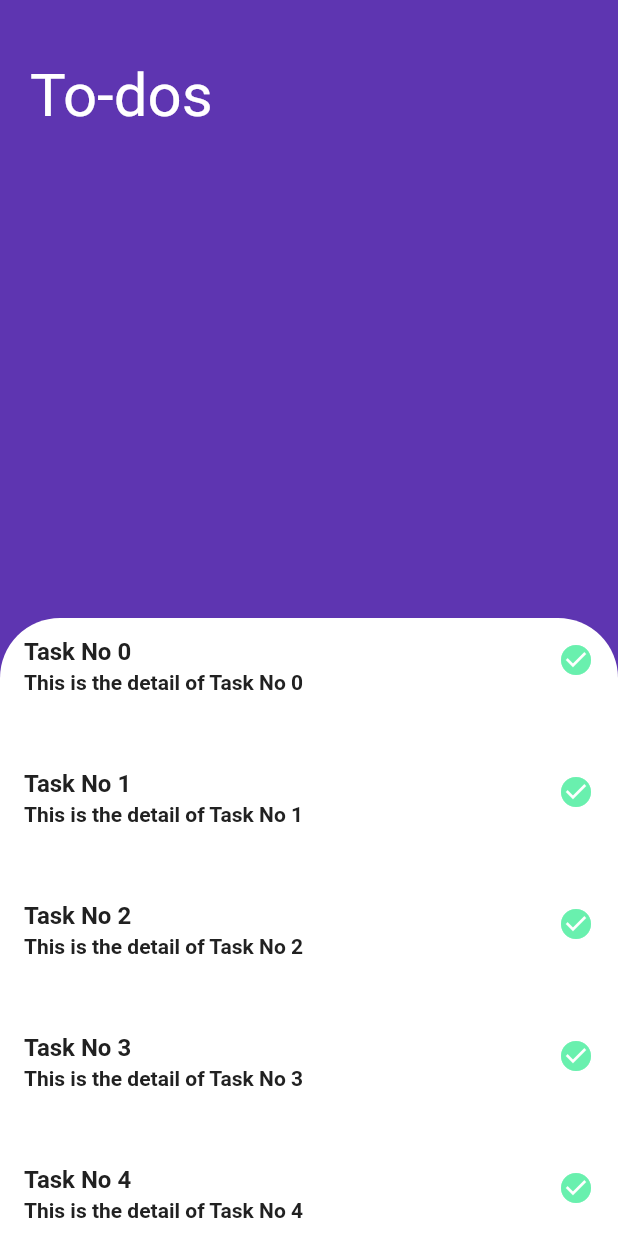
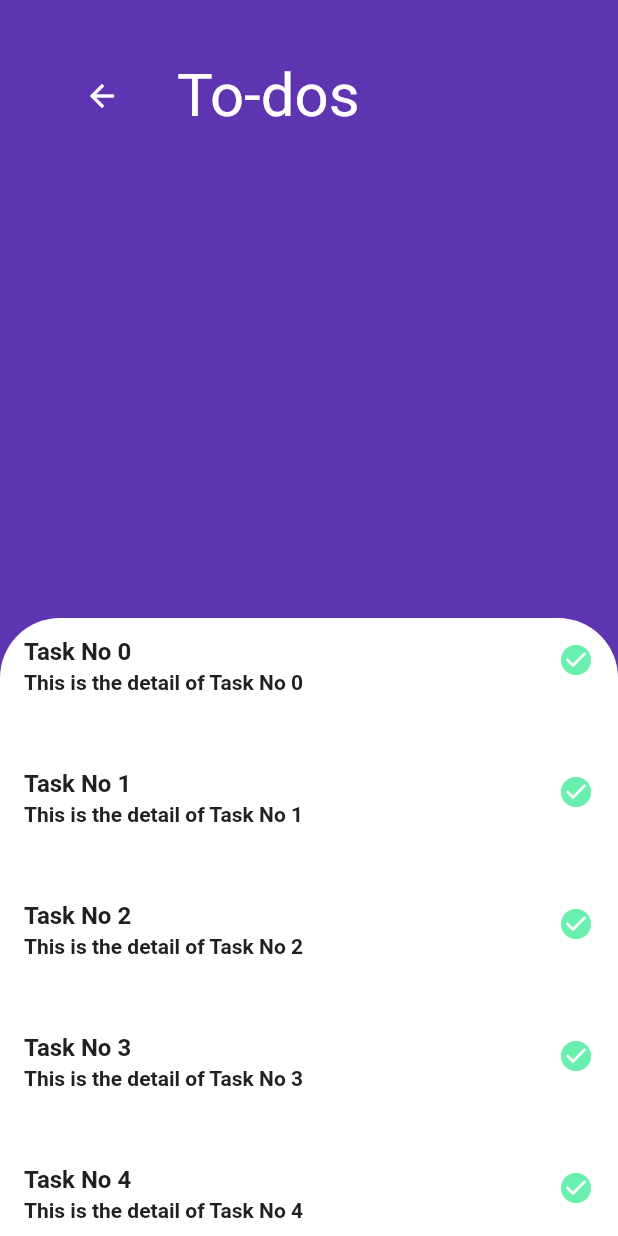
Before and after one commit to sharan-rohit-raj/jaldiio, a Flutter app: the screen it shows once a user with an empty profile is signed in, after a tap on "To-Do List", on a phone screen of 412 x 824 dp. Run offline on Flutter 3.47's test engine with Material 2 defaults, Android fonts, the phone set to English and light mode, and no system bars; our stand-ins replace carousel_slider, firebase_auth, flutter_spinkit, simple_animations; accounts and stored records are empty; network calls fail.

Commit message:
Loading widget added for SignUpPage and LoginPage. Final check for android and iOS capability done.

```diff
--- a/lib/LoginPage.dart
+++ b/lib/LoginPage.dart
@@ -1,6 +1,7 @@
 import 'package:flutter/material.dart';
 import 'package:jaldiio/ForgotPassword.dart';
 import 'package:jaldiio/Services/auth.dart';
+import 'package:jaldiio/Shared/Loading.dart';
 import 'package:jaldiio/SignUpPage.dart';
 import './Animation/FadeAnimation.dart';
 
@@ -20,10 +21,11 @@ class _LoginPageState extends State<LoginPage> {
   String email_id = " ";
   String password = " ";
   String error = '';
+  bool load = false;
 
   @override
   Widget build(BuildContext context) {
-    return Scaffold(
+    return load == true ? Loading() : Scaffold(
       resizeToAvoidBottomInset: false,
 
       body: Container(
@@ -181,11 +183,17 @@ class _LoginPageState extends State<LoginPage> {
                         ),),
                       onPressed: () async{
                           if(_formKey.currentState.validate()){
-
+                            setState(() {
+                              load = true;
+                            });
                             dynamic result = await _auth.signinWithEmailAndPassword(email_id, password);
 
                             if(result == null){
-                              setState(() => error = 'Oh..Oh that seems to be incorrect. Please try again.');
+                              setState(() {
+                                error = 'Oh..Oh that seems to be incorrect. Please try again.';
+                                load = false;
+                              });
+
                             }
                           }
                       },
--- a/lib/SignUpPage.dart
+++ b/lib/SignUpPage.dart
@@ -1,8 +1,10 @@
 import 'package:flutter/material.dart';
 import 'package:jaldiio/LoginPage.dart';
 import 'package:jaldiio/Services/auth.dart';
+import 'package:jaldiio/Shared/Loading.dart';
 import 'package:jaldiio/WelcomePage.dart';
 import './Animation/FadeAnimation.dart';
+import 'dart:developer';
 
 class SignUpPage extends StatefulWidget {
 
@@ -21,9 +23,11 @@ class _SignUpPageState extends State<SignUpPage> {
   String email_id = " ";
   String password = " ";
   String error = '';
+  bool load = false;
+
   @override
   Widget build(BuildContext context) {
-    return Scaffold(
+    return load == true? Loading() : Scaffold(
       resizeToAvoidBottomInset: false,
       backgroundColor: Color(0xff24146d),
       body: Container(
@@ -55,19 +59,37 @@ class _SignUpPageState extends State<SignUpPage> {
                         ),
                       ),
                     ),
-                    BackButton(
-                      color: Colors.white,
-                      onPressed: (){
-                          widget.toggleView();
-                      },
-                    ),
+
+//                    BackButton(
+//                      color: Colors.white,
+//                      onPressed: (){
+////                          widget.toggleView();
+//                      print("stop clicking me!");
+//                      },
+
                 ],
 
               ),
             ),
 
+
+            Padding(
+              padding: EdgeInsets.fromLTRB(20, 0, 0, 0),
+              child: FadeAnimation(
+                1,
+                RaisedButton.icon(
+                  onPressed: () {widget.toggleView();},
+                  icon: Icon(Icons.arrow_back, color: Colors.white,),
+                  label: Text("Back", style: TextStyle(color: Colors.white)),
+                  color: Colors.deepPurpleAccent[200],
+                  shape: RoundedRectangleBorder(
+                    borderRadius: BorderRadius.circular(18.0),
+                  ),
+                ),
+              ),
+            ),
             SizedBox(
-              height:20,
+              height: 40,
             ),
 
             Padding(
@@ -75,6 +97,7 @@ class _SignUpPageState extends State<SignUpPage> {
                 child: Column(
                   crossAxisAlignment: CrossAxisAlignment.start,
                   children: <Widget>[
+
                     FadeAnimation(
                       1,
                       Text(
@@ -113,6 +136,7 @@ class _SignUpPageState extends State<SignUpPage> {
                                     border:InputBorder.none,
                                     hintText: "Email ID",
                                     hintStyle: TextStyle(color: Colors.grey)
+
                                 ),
                                 validator: (val) => val.isEmpty ? 'Enter an Email ID' : null,
                                 onChanged: (val){
@@ -187,15 +211,17 @@ class _SignUpPageState extends State<SignUpPage> {
                         ),),
                       onPressed: () async {
                           if(_formKey.currentState.validate()){
+                            setState(() {
+                              load = true;
+                            });
                             dynamic result = await _auth.registerWithEmailAndPassword(email_id, password);
 
                             if(result == null){
-                              setState(() => error = 'Please supply a valid email');
-                            }else{
-                                Navigator.push(
-                                  context,
-                                  MaterialPageRoute(builder: (context) => WelcomePage()),
-                                );
+                              setState(() {
+                                load = false;
+                                error = 'Please supply a valid email';
+                              });
+
                             }
 
 
@@ -211,6 +237,7 @@ class _SignUpPageState extends State<SignUpPage> {
                         style: TextStyle(color: Colors.red, fontSize: 14.0),
                       ),
                     ),
+
                   ],
                 )
 
--- a/lib/ToDoList.dart
+++ b/lib/ToDoList.dart
@@ -1,4 +1,6 @@
+import 'package:flutter/cupertino.dart';
 import 'package:flutter/material.dart';
+import 'package:jaldiio/Animation/FadeAnimation.dart';
 
 class ToDoList extends StatefulWidget {
   @override
@@ -16,8 +18,31 @@ class _ToDoListState extends State<ToDoList> {
         children: <Widget>[
           Container(
         ),
+          SizedBox(
+            height: 40,
+          ),
           Positioned(
-            child: Text("To-dos", style: TextStyle(color: Colors.white, fontSize: 40), ),
+            child: Row(
+
+              children: <Widget>[
+                Padding(
+                  padding: EdgeInsets.fromLTRB(10, 0, 0, 0),
+                  child: FadeAnimation(
+                    1,
+                    FlatButton.icon(
+                      onPressed: () {Navigator.pop(context);},
+                      icon: Icon(Icons.arrow_back, color: Colors.white,),
+                      label: Text("", style: TextStyle(color: Colors.white)),
+                      color: Colors.transparent,
+                      shape: RoundedRectangleBorder(
+                        borderRadius: BorderRadius.circular(18.0),
+                      ),
+                    ),
+                  ),
+                ),
+                Text("To-dos", style: TextStyle(color: Colors.white, fontSize: 40), ),
+              ],
+            ),
             top:40,
             left:20,
           ),
--- a/pubspec.yaml
+++ b/pubspec.yaml
@@ -33,6 +33,7 @@ dependencies:
   cloud_firestore: ^0.13.6
   provider: ^3.1.0
   carousel_slider: ^1.3.0
+  flutter_spinkit: ^4.1.2
 
 dev_dependencies:
   flutter_test:
```
Also changed, not shown: lib/ForgotPassword.dart (+21 -1 lines), lib/Shared/Loading.dart (added, +17 -0 lines), pubspec.lock.
